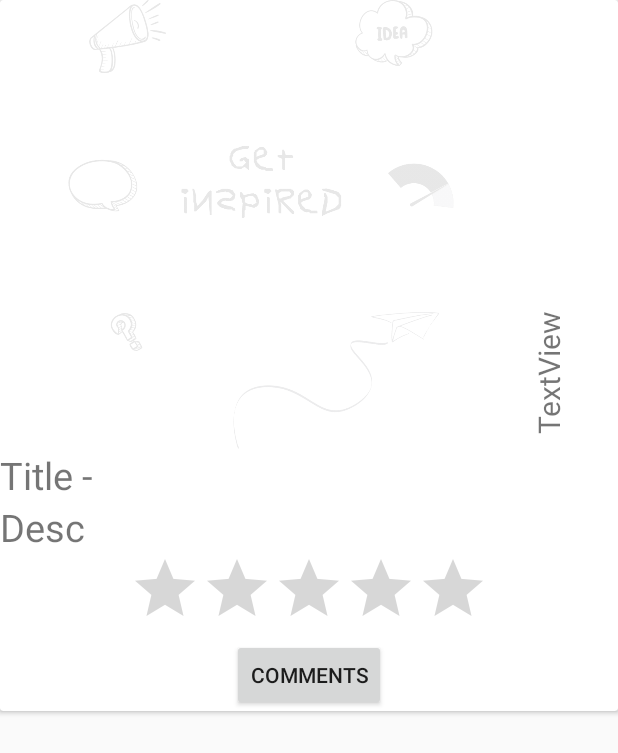
After one commit to aryanikhil/Desido, an Android app: the layout card_layout_feeds.xml on its own in the app's theme, with its tools: preview values and no code run, on a phone screen of 412 x 824 dp. The commit adds this screen. Shown: the top 753 px of the screen. Run offline under Robolectric (Android 15) with nearby library versions, the phone set to English and light mode, and no system bars.

Commit message:
Viewing feeds and fetching and showing comments

```diff
--- a/app/build.gradle
+++ b/app/build.gradle
@@ -35,4 +35,6 @@ dependencies {
     compile 'com.android.support:design:24.2.1'
     compile project(':postgresql-9.4.1208.jre')
     testCompile 'junit:junit:4.12'
+    compile 'com.android.support:cardview-v7:24.0.0'
+    compile 'com.android.support:recyclerview-v7:24.2.1'
 }
--- a/app/src/main/java/com/example/aryanikhil2/desido/LogIn/FragmentSignup.java
+++ b/app/src/main/java/com/example/aryanikhil2/desido/LogIn/FragmentSignup.java
@@ -90,7 +90,7 @@ public class FragmentSignup extends Fragment {
         public Boolean doInBackground(String... params){
             try {
                 Class.forName("org.postgresql.Driver");
-                Connection con = DriverManager.getConnection("jdbc:postgresql://10.0.2.2:5432/desido","postgres","5438");
+                Connection con = DriverManager.getConnection("jdbc:postgresql://172.16.40.26:5432/student?currentSchema=desido","student","student");
 
                 PreparedStatement pstmt = con.prepareStatement("SELECT uid FROM users WHERE username=?");
                 pstmt.setString(1,params[0]);
@@ -114,7 +114,7 @@ public class FragmentSignup extends Fragment {
         public Integer doInBackground(String... Params){
             try {
                 Class.forName("org.postgresql.Driver");
-                Connection con = DriverManager.getConnection("jdbc:postgresql://10.0.2.2:5432/desido","postgres","5438");
+                Connection con = DriverManager.getConnection("jdbc:postgresql://172.16.40.26:5432/student?currentSchema=desido","student","student");
 
                 PreparedStatement pstmt = con.prepareStatement("INSERT INTO users(name,username,email,pass) VALUES(?,?,?,?)");
                 pstmt.setString(1,Params[0]);
--- a/app/src/main/java/com/example/aryanikhil2/desido/LogIn/LoginActivity.java
+++ b/app/src/main/java/com/example/aryanikhil2/desido/LogIn/LoginActivity.java
@@ -130,7 +130,7 @@ public class LoginActivity extends AppCompatActivity {
         public Integer doInBackground(String... Params){
             try {
                 Class.forName("org.postgresql.Driver");
-                Connection con = DriverManager.getConnection("jdbc:postgresql://10.0.2.2:5432/desido","postgres","5438");
+                Connection con = DriverManager.getConnection("jdbc:postgresql://172.16.40.26:5432/student?currentSchema=desido","student","student");
 
                 PreparedStatement pstmt = con.prepareStatement("SELECT uid FROM users WHERE username=? AND pass=?");
                 pstmt.setString(1,Params[0]);
@@ -151,7 +151,7 @@ public class LoginActivity extends AppCompatActivity {
         public Integer doInBackground(Integer... Params){
             try {
                 Class.forName("org.postgresql.Driver");
-                Connection con = DriverManager.getConnection("jdbc:postgresql://10.0.2.2:5432/desido","postgres","5438");
+                Connection con = DriverManager.getConnection("jdbc:postgresql://172.16.40.26:5432/student?currentSchema=desido","student","student");
 
                 PreparedStatement pstmt = con.prepareStatement("DELETE FROM users WHERE uid=?");
                 pstmt.setInt(1,Params[0]);
@@ -171,7 +171,7 @@ public class LoginActivity extends AppCompatActivity {
         public String doInBackground(Integer... Params){
             try {
                 Class.forName("org.postgresql.Driver");
-                Connection con = DriverManager.getConnection("jdbc:postgresql://10.0.2.2:5432/desido","postgres","5438");
+                Connection con = DriverManager.getConnection("jdbc:postgresql://172.16.40.26:5432/student?currentSchema=desido","student","student");
 
                 PreparedStatement pstmt = con.prepareStatement("SELECT name FROM users WHERE uid=?");
                 pstmt.setInt(1,Params[0]);
--- a/app/src/main/java/com/example/aryanikhil2/desido/MainActivity.java
+++ b/app/src/main/java/com/example/aryanikhil2/desido/MainActivity.java
@@ -16,6 +16,7 @@ import android.view.View;
 import android.widget.TextView;
 import android.widget.Toast;
 
+import com.example.aryanikhil2.desido.FragmentsMain.FragmentFeeds;
 import com.example.aryanikhil2.desido.FragmentsMain.FragmentHome;
 import com.example.aryanikhil2.desido.LogIn.LoginActivity;
 
@@ -114,7 +115,8 @@ public class MainActivity extends AppCompatActivity
             FragmentHome FH = new FragmentHome();
             getSupportFragmentManager().beginTransaction().replace(R.id.relView,FH).commit();
         } else if (id == R.id.nav_feeds) {
-
+            FragmentFeeds FF= new FragmentFeeds();
+            getSupportFragmentManager().beginTransaction().replace(R.id.relView,FF).commit();
         } else if (id == R.id.nav_hireus) {
 
         } else if (id == R.id.nav_profile) {
--- /dev/null
+++ b/app/src/main/res/layout/card_layout_feeds.xml
@@ -0,0 +1,88 @@
+<?xml version="1.0" encoding="utf-8"?>
+<android.support.v7.widget.CardView xmlns:android="http://schemas.android.com/apk/res/android"
+    xmlns:app="http://schemas.android.com/apk/res-auto"
+    xmlns:tools="http://schemas.android.com/tools"
+    android:layout_width="match_parent"
+    android:layout_height="wrap_content">
+
+    <RelativeLayout
+        android:layout_width="match_parent"
+        android:layout_height="wrap_content">
+
+        <FrameLayout
+            android:layout_width="match_parent"
+            android:layout_height="wrap_content"
+            android:layout_alignParentTop="true"
+            android:layout_alignParentRight="true"
+            android:id="@+id/frameLayout">
+
+            <ImageView
+                android:layout_width="348dp"
+                android:layout_height="299dp"
+                app:srcCompat="@drawable/home_background"
+                android:layout_alignParentTop="true"
+                android:layout_alignParentLeft="true"
+                android:layout_alignParentStart="true"
+                android:id="@+id/imageView2" />
+
+            <TextView
+                android:text="TextView"
+                android:layout_width="484dp"
+                android:layout_height="274dp"
+                android:rotation="-90"
+                android:id="@+id/textView"
+                tools:textStyle="bold|italic"
+                android:textSize="20sp"
+                android:gravity="bottom"
+                android:paddingLeft="90dp" />
+
+        </FrameLayout>
+
+        <RelativeLayout
+            android:layout_width="match_parent"
+            android:layout_height="wrap_content"
+            android:layout_below="@+id/frameLayout"
+            android:layout_alignParentLeft="true"
+            android:layout_alignParentStart="true">
+
+            <TextView
+                android:text="Title - "
+                android:layout_width="wrap_content"
+                android:textSize="25sp"
+                android:layout_height="wrap_content"
+                android:layout_alignParentLeft="true"
+                android:layout_alignParentStart="true"
+                android:id="@+id/textView2" />
+
+            <TextView
+                android:text="Desc"
+                android:textSize="25sp"
+                android:layout_width="wrap_content"
+                android:layout_height="wrap_content"
+                android:id="@+id/textView3"
+                android:layout_below="@+id/textView2"
+                android:layout_alignParentLeft="true"
+                android:layout_alignParentStart="true"
+                android:layout_alignParentRight="true"
+                android:layout_alignParentEnd="true" />
+
+            <RatingBar
+                android:layout_width="wrap_content"
+                android:layout_height="wrap_content"
+                android:id="@+id/ratingBar"
+                android:layout_below="@+id/textView3"
+                android:layout_centerHorizontal="true" />
+
+            <Button
+                android:text="Comments"
+                android:layout_width="wrap_content"
+                android:layout_height="wrap_content"
+                android:id="@+id/button6"
+                android:layout_below="@+id/ratingBar"
+                android:layout_centerHorizontal="true" />
+
+        </RelativeLayout>
+
+    </RelativeLayout>
+
+</android.support.v7.widget.CardView>
```
Also changed, not shown: app/src/main/java/com/example/aryanikhil2/desido/FragmentAdapters/MyAdapterFeeds.java (added, +241 -0 lines), app/src/main/java/com/example/aryanikhil2/desido/FragmentsMain/FragmentFeeds.java (added, +225 -0 lines), app/src/main/res/drawable/comment_popup_style.xml (added, +7 -0 lines), app/src/main/res/layout/comment_list.xml (added, +21 -0 lines), app/src/main/res/layout/feeds_frag.xml (added, +54 -0 lines), app/src/main/res/layout/popup_comment.xml (added, +60 -0 lines), app/src/main/res/layout/popup_image.xml (added, +12 -0 lines), app/src/main/res/drawable/icon_comments.png (added).
